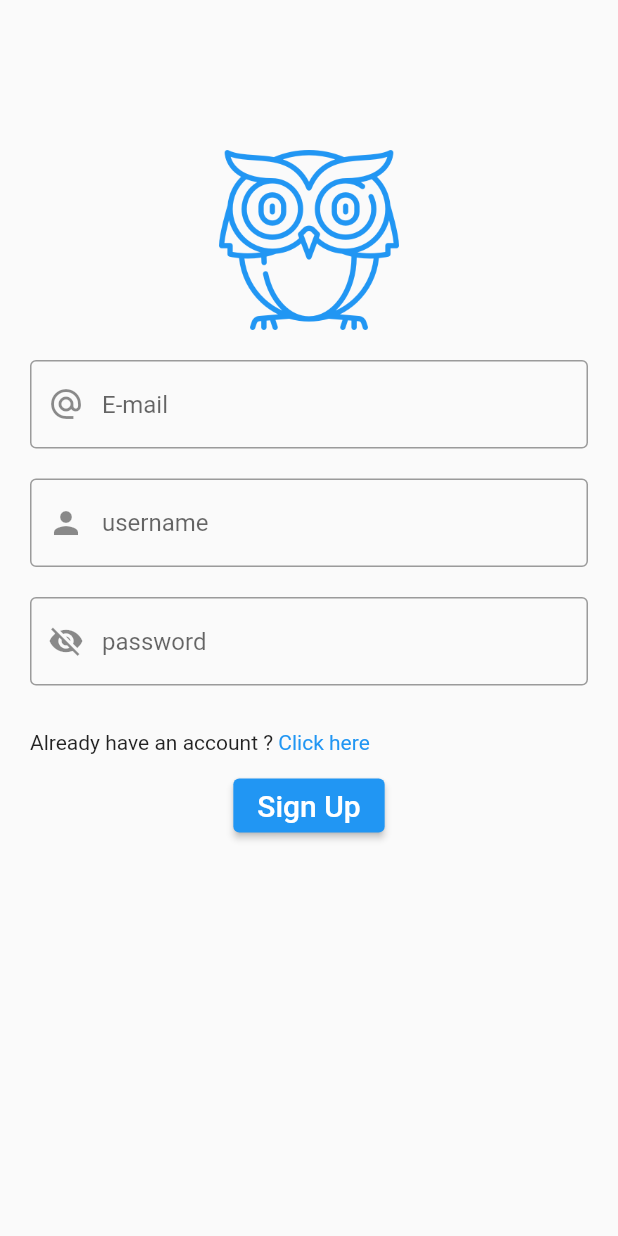
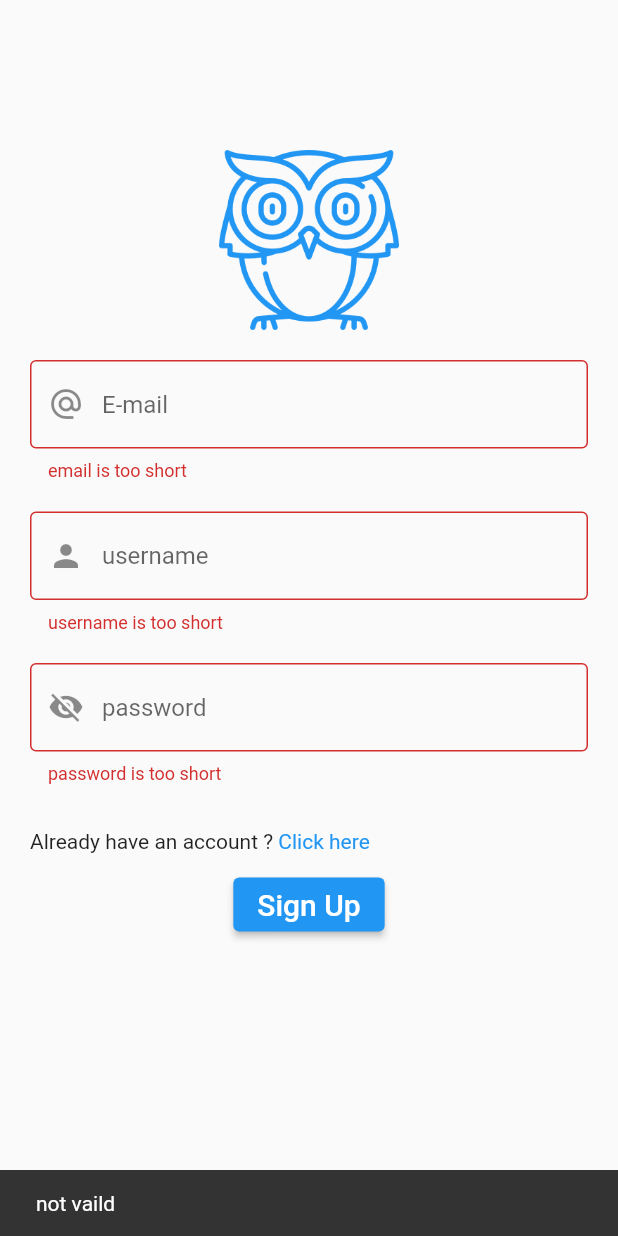
Before and after one commit to ahhmedsafwat/notes-app-firebase, a Flutter app: the screen it shows after launch, after a tap on "Click here", after a tap on "Sign Up", on a phone screen of 412 x 824 dp. Run offline on Flutter 3.47's test engine with Material 2 defaults, Android fonts, the phone set to English and light mode, and no system bars; our stand-ins replace awesome_dialog, firebase_auth, firebase_core; accounts and stored records are empty.

Commit message:
add the rest of the vaildtion operation

```diff
--- a/lib/auth/signup.dart
+++ b/lib/auth/signup.dart
@@ -11,8 +11,16 @@ class Signup extends StatefulWidget {
 }
 
 class _SignupState extends State<Signup> {
+  String? password, email, username;
   GlobalKey<FormState> formState = GlobalKey<FormState>();
-  SignUp() async {}
+  SignUp() async {
+    var formData = formState.currentState;
+    if (formData!.validate()) {
+    } else {
+      ScaffoldMessenger.of(context)
+          .showSnackBar(SnackBar(content: Text('not vaild')));
+    }
+  }
 
   @override
   Widget build(BuildContext context) {
@@ -37,6 +45,15 @@ class _SignupState extends State<Signup> {
               child: Column(
                 children: [
                   TextFormField(
+                    validator: (value) {
+                      if (value!.length > 100) {
+                        return 'email is too long';
+                      }
+                      if (value.length < 4) {
+                        return 'email is too short';
+                      }
+                      return null;
+                    },
                     onChanged: (newValue) {},
                     decoration: const InputDecoration(
                         border: OutlineInputBorder(
@@ -52,9 +69,10 @@ class _SignupState extends State<Signup> {
                       if (value!.length > 100) {
                         return 'username is too long';
                       }
-                      if (value.length > 4) {
+                      if (value.length < 4) {
                         return 'username is too short';
                       }
+                      return null;
                     },
                     decoration: const InputDecoration(
                       border:
@@ -67,6 +85,15 @@ class _SignupState extends State<Signup> {
                     height: 20,
                   ),
                   TextFormField(
+                    validator: (value) {
+                      if (value!.length > 100) {
+                        return 'password is too long';
+                      }
+                      if (value.length < 6) {
+                        return 'password is too short';
+                      }
+                      return null;
+                    },
                     onChanged: (newValue) {},
                     decoration: const InputDecoration(
                       border:
@@ -96,7 +123,9 @@ class _SignupState extends State<Signup> {
                   ),
                   Container(
                     child: ElevatedButton(
-                      onPressed: () async {},
+                      onPressed: () async {
+                        await SignUp();
+                      },
                       child: const Text(
                         'Sign Up',
                         style: TextStyle(fontSize: 20),
```
